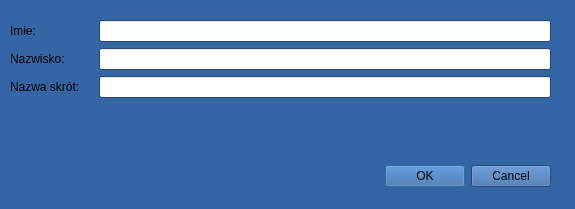
Qt form NowyHandlowiecDialog.ui (militia11/shoes) before a commit.
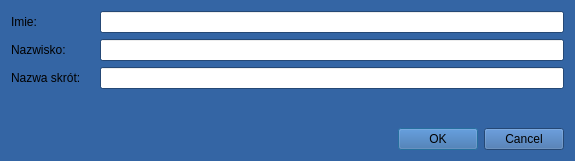
The same form after that commit.

```diff
--- a/NowyHandlowiecDialog.ui
+++ b/NowyHandlowiecDialog.ui
@@ -7,7 +7,7 @@
     <x>0</x>
     <y>0</y>
     <width>575</width>
-    <height>209</height>
+    <height>161</height>
    </rect>
   </property>
   <property name="palette">
@@ -428,31 +428,8 @@
   <property name="windowTitle">
    <string>Nowy handlowiec</string>
   </property>
-  <widget class="QDialogButtonBox" name="buttonBox">
-   <property name="geometry">
-    <rect>
-     <x>210</x>
-     <y>160</y>
-     <width>341</width>
-     <height>32</height>
-    </rect>
-   </property>
-   <property name="orientation">
-    <enum>Qt::Horizontal</enum>
-   </property>
-   <property name="standardButtons">
-    <set>QDialogButtonBox::Cancel|QDialogButtonBox::Ok</set>
-   </property>
-  </widget>
-  <widget class="QWidget" name="layoutWidget">
-   <property name="geometry">
-    <rect>
-     <x>10</x>
-     <y>20</y>
-     <width>541</width>
-     <height>111</height>
-    </rect>
-   </property>
+  <layout class="QVBoxLayout" name="verticalLayout">
+   <item>
    <layout class="QFormLayout" name="formLayout_2">
     <item row="0" column="0">
      <widget class="QLabel" name="label_13">
@@ -488,7 +465,18 @@
      <widget class="QLineEdit" name="lineEditNazwisko"/>
     </item>
    </layout>
-  </widget>
+   </item>
+   <item>
+    <widget class="QDialogButtonBox" name="buttonBox">
+     <property name="orientation">
+      <enum>Qt::Horizontal</enum>
+     </property>
+     <property name="standardButtons">
+      <set>QDialogButtonBox::Cancel|QDialogButtonBox::Ok</set>
+     </property>
+    </widget>
+   </item>
+  </layout>
  </widget>
  <tabstops>
   <tabstop>lineEditImie</tabstop>
```
Left out of the diff: 2 changed lines with no effect on the pictures. Lines whose indentation alone changed are shown as unchanged.
